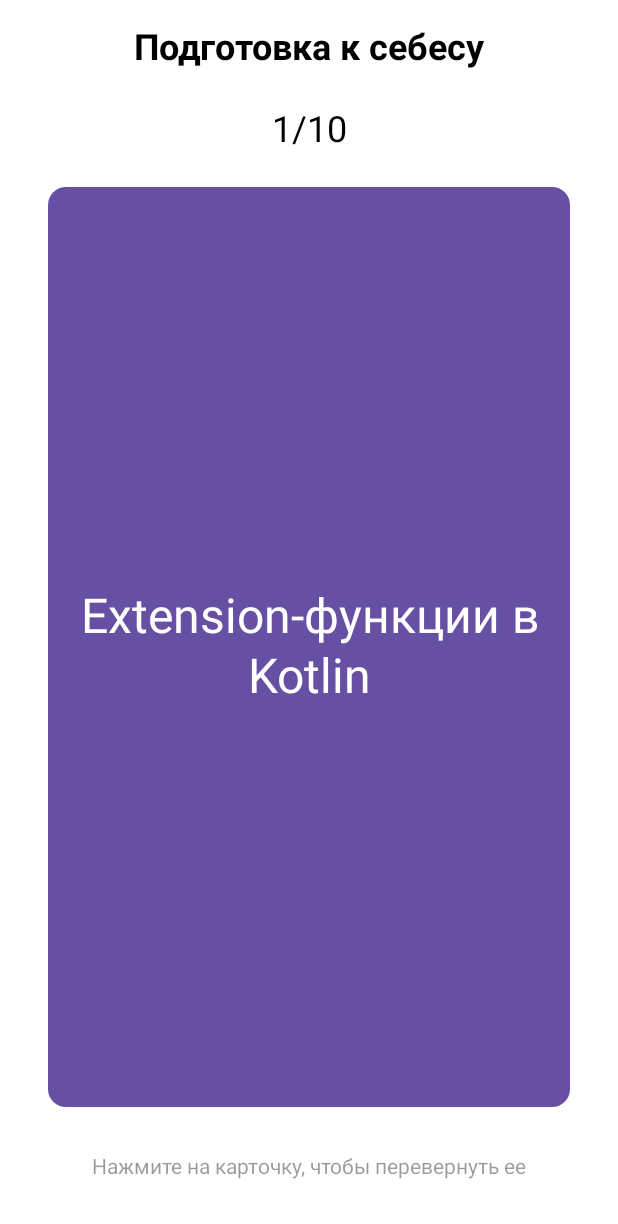
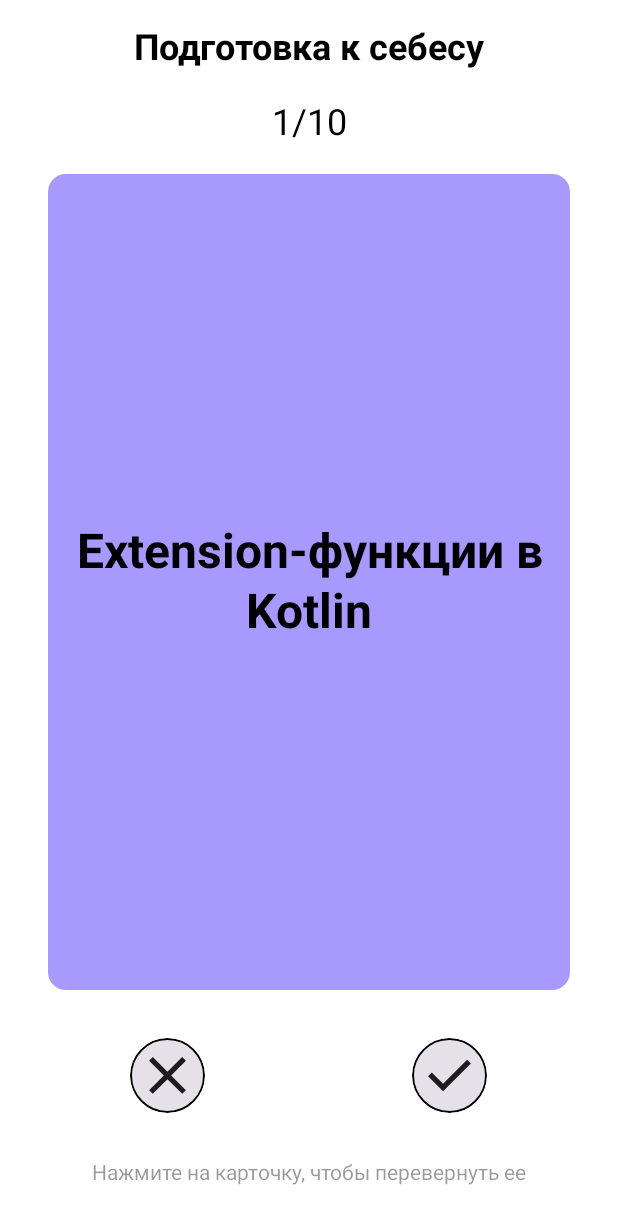
Before and after one commit to yanetto/FlashIt, an Android app built with Jetpack Compose: the @Preview function CardScreenPreview, on a phone screen of 412 x 824 dp. Shown: the top 1224 px of the screen. Run offline under Robolectric (Android 15) with nearby library versions, the light colour scheme and no system bars.

Commit message:
- improved design

```diff
--- a/app/src/main/java/com/yanetto/flashit/ui/screens/cardscreen/CardScreen.kt
+++ b/app/src/main/java/com/yanetto/flashit/ui/screens/cardscreen/CardScreen.kt
@@ -1,24 +1,33 @@
 package com.yanetto.flashit.ui.screens.cardscreen
 
+import androidx.compose.foundation.border
+import androidx.compose.foundation.clickable
+import androidx.compose.foundation.layout.Arrangement
 import androidx.compose.foundation.layout.Box
 import androidx.compose.foundation.layout.Column
+import androidx.compose.foundation.layout.Row
 import androidx.compose.foundation.layout.Spacer
 import androidx.compose.foundation.layout.fillMaxSize
 import androidx.compose.foundation.layout.fillMaxWidth
 import androidx.compose.foundation.layout.padding
 import androidx.compose.foundation.layout.size
+import androidx.compose.foundation.shape.CircleShape
 import androidx.compose.material3.Card
 import androidx.compose.material3.CardColors
+import androidx.compose.material3.Icon
 import androidx.compose.material3.MaterialTheme
 import androidx.compose.material3.Text
 import androidx.compose.runtime.Composable
 import androidx.compose.ui.Alignment
 import androidx.compose.ui.Modifier
+import androidx.compose.ui.draw.clip
 import androidx.compose.ui.graphics.Color
+import androidx.compose.ui.res.painterResource
 import androidx.compose.ui.text.font.FontWeight
 import androidx.compose.ui.text.style.TextAlign
 import androidx.compose.ui.tooling.preview.Preview
 import androidx.compose.ui.unit.dp
+import com.yanetto.flashit.R
 
 @Composable
 fun CardScreen(
@@ -30,7 +39,9 @@ fun CardScreen(
             .padding(vertical = 16.dp, horizontal = 32.dp)
     ) {
         Text(
-            modifier = Modifier.fillMaxWidth().weight(0.5f),
+            modifier = Modifier
+                .fillMaxWidth()
+                .weight(0.5f),
             text = "Подготовка к себесу",
             style = MaterialTheme.typography.headlineSmall,
             textAlign = TextAlign.Center,
@@ -40,7 +51,9 @@ fun CardScreen(
         Spacer(modifier = Modifier.size(16.dp))
 
         Text(
-            modifier = Modifier.fillMaxWidth().weight(0.5f),
+            modifier = Modifier
+                .fillMaxWidth()
+                .weight(0.5f),
             text = "1/10",
             style = MaterialTheme.typography.headlineSmall,
             textAlign = TextAlign.Center
@@ -51,12 +64,14 @@ fun CardScreen(
         Card(
             shape = MaterialTheme.shapes.medium,
             colors = CardColors(
-                containerColor = MaterialTheme.colorScheme.primary,
+                containerColor = Color(168, 153, 255),
                 contentColor = Color.White,
                 disabledContainerColor = MaterialTheme.colorScheme.primary.copy(0.5f),
                 disabledContentColor = Color.White.copy(0.5f)
             ),
-            modifier = Modifier.fillMaxWidth().weight(8f)
+            modifier = Modifier
+                .fillMaxWidth()
+                .weight(8f)
         ) {
             Box(
                 modifier = Modifier.fillMaxSize(),
@@ -64,11 +79,53 @@ fun CardScreen(
             ) {
                 Text(
                     text = "Extension-функции в Kotlin",
+                    color = Color.Black,
                     style = MaterialTheme.typography.headlineLarge,
                     textAlign = TextAlign.Center,
-                    modifier = Modifier.padding(16.dp)
+                    modifier = Modifier.padding(16.dp),
+                    fontWeight = FontWeight.Bold
                 )
             }
+        }
+
+        Spacer(modifier = Modifier.size(32.dp))
+
+        Row (
+            modifier = Modifier.fillMaxWidth(),
+            horizontalArrangement = Arrangement.Center,
+            verticalAlignment = Alignment.CenterVertically
+        ) {
+            Spacer(modifier = Modifier.weight(1f))
+
+            Card (
+                modifier = Modifier
+                    .clip(CircleShape)
+                    .border(1.dp, Color.Black, CircleShape)
+                    .clickable {  }
+            ) {
+                Icon(
+                    painter = painterResource(id = R.drawable.dont_know),
+                    contentDescription = null,
+                    modifier = Modifier.size(50.dp).padding(4.dp)
+                )
+            }
+
+            Spacer(modifier = Modifier.weight(2.5f))
+
+            Card (
+                modifier = Modifier
+                    .clip(CircleShape)
+                    .border(1.dp, Color.Black, CircleShape)
+                    .clickable {  }
+            ) {
+                Icon(
+                    painter = painterResource(id = R.drawable.know),
+                    contentDescription = null,
+                    modifier = Modifier.size(50.dp).padding(4.dp)
+                )
+            }
+
+            Spacer(modifier = Modifier.weight(1f))
         }
 
         Spacer(modifier = Modifier.size(32.dp))
@@ -76,7 +133,9 @@ fun CardScreen(
         Text(
             text = "Нажмите на карточку, чтобы перевернуть ее",
             color = Color.Black.copy(0.4f),
-            modifier = Modifier.fillMaxWidth().weight(0.5f),
+            modifier = Modifier
+                .fillMaxWidth()
+                .weight(0.5f),
             textAlign = TextAlign.Center
         )
     }
--- /dev/null
+++ b/app/src/main/res/drawable/dont_know.xml
@@ -0,0 +1,9 @@
+<vector xmlns:android="http://schemas.android.com/apk/res/android"
+    android:width="24dp"
+    android:height="24dp"
+    android:viewportWidth="960"
+    android:viewportHeight="960">
+  <path
+      android:pathData="m256,760 l-56,-56 224,-224 -224,-224 56,-56 224,224 224,-224 56,56 -224,224 224,224 -56,56 -224,-224 -224,224Z"
+      android:fillColor="#e8eaed"/>
+</vector>
--- /dev/null
+++ b/app/src/main/res/drawable/know.xml
@@ -0,0 +1,9 @@
+<vector xmlns:android="http://schemas.android.com/apk/res/android"
+    android:width="24dp"
+    android:height="24dp"
+    android:viewportWidth="960"
+    android:viewportHeight="960">
+  <path
+      android:pathData="M382,720 L154,492l57,-57 171,171 367,-367 57,57 -424,424Z"
+      android:fillColor="#e8eaed"/>
+</vector>
```
